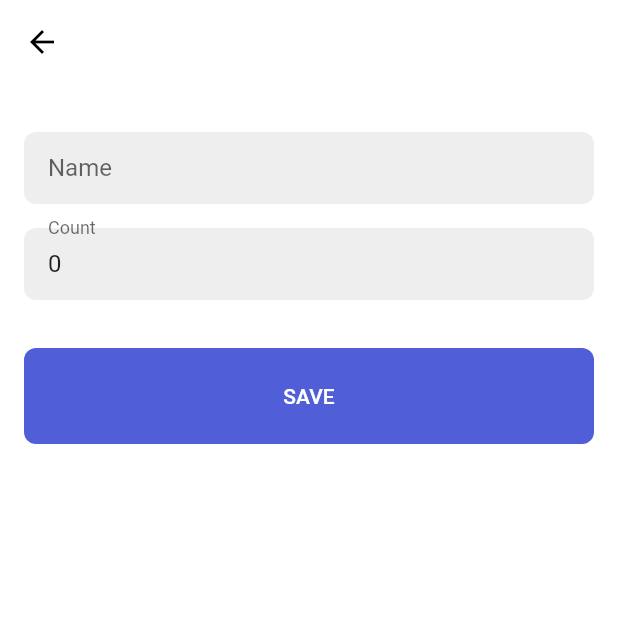
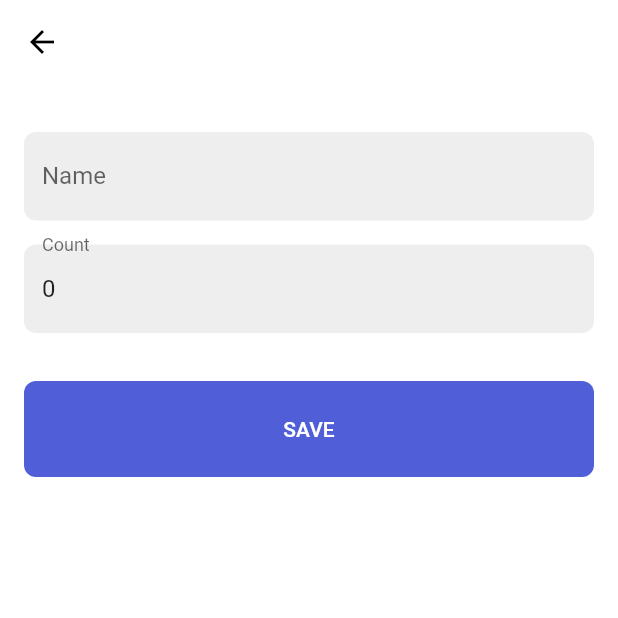
Before and after one commit to MahmoodAliL/inventory, a Flutter app: the screen it shows after launch, after a tap on the "add" icon, on a phone screen of 412 x 824 dp, the top half of it. Run offline on Flutter 3.47's test engine with Material 2 defaults, Android fonts, the phone set to English and light mode, and no system bars; our stand-ins replace dartz, device_preview, drift, freezed_annotation, get, pdf and 1 more; missing offline and left inert: path_provider_windows; accounts and stored records are empty; generated files the repository leaves out were written again; statements that could not run were skipped.

Commit message:
fix bugs

```diff
--- a/lib/app/core/theme/theme.dart
+++ b/lib/app/core/theme/theme.dart
@@ -17,10 +17,10 @@ final appTheme = ThemeData(
     foregroundColor: Colors.black,
   ),
   inputDecorationTheme: InputDecorationTheme(
-    contentPadding: const EdgeInsets.symmetric(
+    /* contentPadding: const EdgeInsets.symmetric(
       horizontal: AppDimens.defaultPadding * 2,
-      //vertical: AppDimens.defaultPadding * 0.8,
-    ),
+      vertical: AppDimens.defaultPadding,
+    ), */
     filled: true,
     fillColor: Colors.grey.shade200,
     enabledBorder: const OutlineInputBorder(
--- a/lib/app/pages/form/widgets/count_field.dart
+++ b/lib/app/pages/form/widgets/count_field.dart
@@ -1,4 +1,5 @@
 import 'package:flutter/material.dart';
+import 'package:flutter/services.dart';
 import 'package:get/get.dart';
 import 'package:inventory/app/pages/form/controller/form_controller.dart';
 import 'package:inventory/domain/core/validator.dart';
@@ -15,6 +16,8 @@ class CountField extends StatelessWidget {
           initialValue: c.item.count.toString(),
           autovalidateMode: AutovalidateMode.onUserInteraction,
           keyboardType: TextInputType.number,
+
+          inputFormatters: [FilteringTextInputFormatter.allow(RegExp('[0-9]'))],
           onChanged: c.onCountChanged,
           decoration: const InputDecoration(
             labelText: 'Count',
--- a/lib/app/pages/form/widgets/name_field.dart
+++ b/lib/app/pages/form/widgets/name_field.dart
@@ -15,6 +15,7 @@ class NameField extends StatelessWidget {
           autovalidateMode: AutovalidateMode.onUserInteraction,
           validator: FormFiledValidator.required,
           onChanged: c.onNameChanged,
+          textInputAction: TextInputAction.next,
           decoration: const InputDecoration(
             labelText: 'Name',
           ),
--- a/lib/app/pages/home/page.dart
+++ b/lib/app/pages/home/page.dart
@@ -15,8 +15,7 @@ class HomePage extends StatelessWidget {
 
   @override
   Widget build(BuildContext context) {
-    return SafeArea(
-      child: Scaffold(
+    return Scaffold(
       appBar: AppBar(
         title: Text(
           'Inventory',
@@ -26,7 +25,8 @@ class HomePage extends StatelessWidget {
         ),
         actions: const [PdfIcon()],
       ),
-        body: BodyContainer(
+      body: SafeArea(
+        child: BodyContainer(
           child: Column(
             crossAxisAlignment: CrossAxisAlignment.stretch,
             children: [
@@ -43,15 +43,14 @@ class HomePage extends StatelessWidget {
             ],
           ),
         ),
+      ),
       floatingActionButton: FloatingActionButton(
-          onPressed: () async {
-            final db = Get.find<AppDatabase>();
+        onPressed: ()  {
           Get.toNamed<dynamic>(AppRoutes.form);
         },
         //label: const Text('Add'),
         child: const Icon(Icons.add),
       ),
-      ),
     );
   }
 }
--- a/lib/app/pages/home/widgets/increment_count_dialog.dart
+++ b/lib/app/pages/home/widgets/increment_count_dialog.dart
@@ -1,4 +1,5 @@
 import 'package:flutter/material.dart';
+import 'package:flutter/services.dart';
 import 'package:get/get.dart';
 import 'package:inventory/app/core/value/dimens.dart';
 import 'package:inventory/app/pages/home/controller/dialog_controller.dart';
@@ -46,8 +47,9 @@ class _DialogContent extends StatelessWidget {
     return GetBuilder<DialogController>(
       builder: (c) {
         return TextField(
-
           keyboardType: TextInputType.number,
+          autofocus: true,
+          inputFormatters: [FilteringTextInputFormatter.allow(RegExp('[0-9]'))],
           onChanged: c.onItemCountChanged,
           decoration: InputDecoration(
             labelText: 'Increment count',
--- a/lib/main.dart
+++ b/lib/main.dart
@@ -11,6 +11,7 @@ void main() {
   runApp(
     DevicePreview(
       builder: (_) => const App(),
+      enabled: false,
     ),
   );
 }
--- a/pubspec.yaml
+++ b/pubspec.yaml
@@ -42,6 +42,9 @@ dependencies:
   drift: ^1.5.0
   path_provider: ^2.0.9
   printing: ^5.7.3
+  sqlite3_flutter_libs: ^0.5.4
+  path: ^1.8.0
+  sqflite: ^2.0.2
 
 dev_dependencies:
   flutter_test:
```
Also changed, not shown: lib/app/pages/printing/controller/printing_controler.dart (+4 -4 lines), lib/app/pages/printing/page.dart (+6 -2 lines), pubspec.lock, 1 other file. Lines whose indentation alone changed are shown as unchanged.
